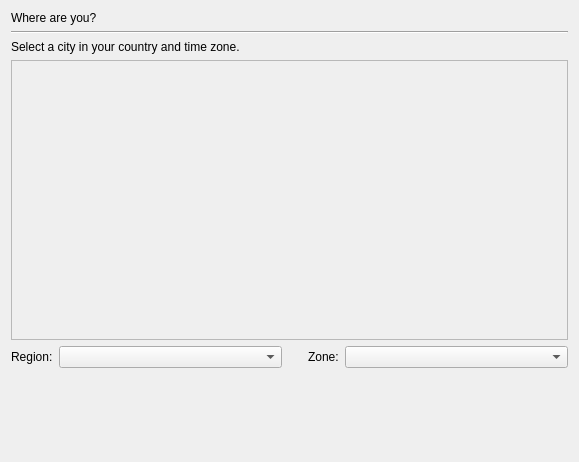
Above: gui/qt/stepLocation.ui from chenhan1218/ubiquity before the change. Below: the same form after it.
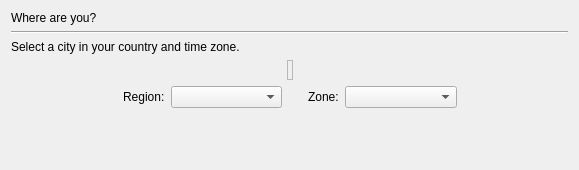
That is the form after the change.

Commit message: Prevent timezone map from resizing too much

Patch:
```diff
--- a/gui/qt/stepLocation.ui
+++ b/gui/qt/stepLocation.ui
@@ -7,7 +7,7 @@
     <x>0</x>
     <y>0</y>
     <width>579</width>
-    <height>462</height>
+    <height>170</height>
    </rect>
   </property>
   <property name="windowTitle">
@@ -39,25 +39,22 @@
     </widget>
    </item>
    <item>
+    <layout class="QHBoxLayout" name="horizontalLayout">
+     <item>
+      <spacer name="horizontalSpacer_4">
+       <property name="orientation">
+        <enum>Qt::Horizontal</enum>
+       </property>
+       <property name="sizeHint" stdset="0">
+        <size>
+         <width>40</width>
+         <height>20</height>
+        </size>
+       </property>
+      </spacer>
+     </item>
+     <item>
     <widget class="QFrame" name="map_frame">
-     <property name="sizePolicy">
-      <sizepolicy hsizetype="Preferred" vsizetype="Expanding">
-       <horstretch>0</horstretch>
-       <verstretch>2</verstretch>
-      </sizepolicy>
-     </property>
-     <property name="minimumSize">
-      <size>
-       <width>0</width>
-       <height>280</height>
-      </size>
-     </property>
-     <property name="maximumSize">
-      <size>
-       <width>16777215</width>
-       <height>280</height>
-      </size>
-     </property>
      <property name="frameShape">
       <enum>QFrame::StyledPanel</enum>
      </property>
@@ -69,7 +66,35 @@
     </widget>
    </item>
    <item>
+      <spacer name="horizontalSpacer_3">
+       <property name="orientation">
+        <enum>Qt::Horizontal</enum>
+       </property>
+       <property name="sizeHint" stdset="0">
+        <size>
+         <width>40</width>
+         <height>20</height>
+        </size>
+       </property>
+      </spacer>
+     </item>
+    </layout>
+   </item>
+   <item>
     <layout class="QHBoxLayout" name="horizontalLayout_4">
+     <item>
+      <spacer name="horizontalSpacer">
+       <property name="orientation">
+        <enum>Qt::Horizontal</enum>
+       </property>
+       <property name="sizeHint" stdset="0">
+        <size>
+         <width>40</width>
+         <height>20</height>
+        </size>
+       </property>
+      </spacer>
+     </item>
      <item>
       <widget class="QLabel" name="timezone_zone_label">
        <property name="text">
@@ -120,6 +145,19 @@
        </property>
       </widget>
      </item>
+     <item>
+      <spacer name="horizontalSpacer_2">
+       <property name="orientation">
+        <enum>Qt::Horizontal</enum>
+       </property>
+       <property name="sizeHint" stdset="0">
+        <size>
+         <width>40</width>
+         <height>20</height>
+        </size>
+       </property>
+      </spacer>
+     </item>
     </layout>
    </item>
    <item>
```
Lines whose indentation alone changed are shown as unchanged. The commit also changes 2 other files.
